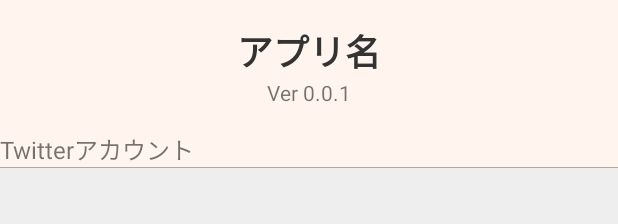
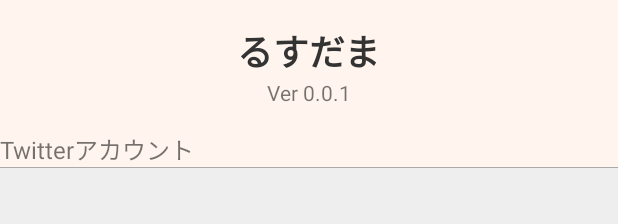
Before and after one commit to thedoroemons/AndroidApp, an Android app: the layout activity_setting.xml on its own in the app's theme, with its tools: preview values and no code run, on a phone screen of 412 x 824 dp. Shown: the top 224 px of the screen. Run offline under Robolectric (Android 15) with nearby library versions, the light colour scheme and no system bars; plain views replace TwitterLoginButton; network calls fail.

Commit message:
レイアウト修正

```diff
--- a/app/src/main/AndroidManifest.xml
+++ b/app/src/main/AndroidManifest.xml
@@ -31,6 +31,7 @@
         <activity
             android:name=".MainActivity"
             android:screenOrientation="portrait"
+            android:theme="@style/Theme.AppCompat.Light.NoActionBar"
             android:label="@string/app_name" >
             <intent-filter>
                 <action android:name="android.intent.action.MAIN" />
@@ -59,7 +60,7 @@
 
         <activity
             android:name=".SettingActivity"
-            android:label="@string/title_activity_setting"
+            android:label="設定"
             android:screenOrientation="portrait"
             >
         </activity>
--- a/app/src/main/res/layout/activity_setting.xml
+++ b/app/src/main/res/layout/activity_setting.xml
@@ -10,7 +10,7 @@
     <TextView
         android:layout_width="wrap_content"
         android:layout_height="wrap_content"
-        android:text="アプリ名"
+        android:text="るすだま"
         android:textSize="24dp"
         android:textStyle="bold"
         android:textColor="@color/dark_gray"
--- a/app/src/main/res/layout/fragment_human_mode.xml
+++ b/app/src/main/res/layout/fragment_human_mode.xml
@@ -20,6 +20,7 @@
         android:layout_height="48dp">
 
         <ImageButton
+            android:layout_marginTop="1dp"
             android:layout_width="match_parent"
             android:layout_height="match_parent"
             android:text=""
@@ -31,6 +32,7 @@
            />
 
         <ImageButton
+            android:layout_marginTop="1dp"
             android:layout_marginLeft="1dp"
             android:layout_marginRight="1dp"
             android:layout_width="match_parent"
@@ -45,6 +47,7 @@
              />
 
         <ImageButton
+            android:layout_marginTop="1dp"
             android:layout_width="match_parent"
             android:layout_height="match_parent"
             android:text=""
--- a/app/src/main/res/values/strings.xml
+++ b/app/src/main/res/values/strings.xml
@@ -1,5 +1,5 @@
 <resources>
-    <string name="app_name">AndroidApp</string>
+    <string name="app_name">るすだま</string>
 
     <string name="hello_world">The doroemons 参上！</string>
     <string name="action_settings">Settings</string>
```
